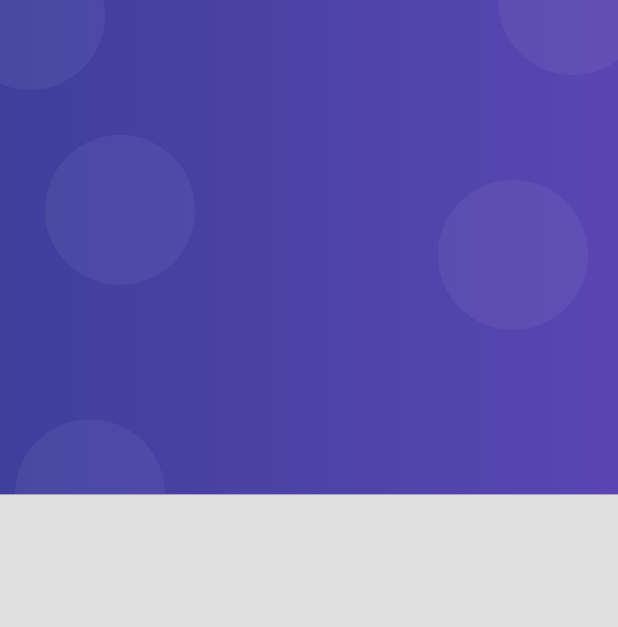
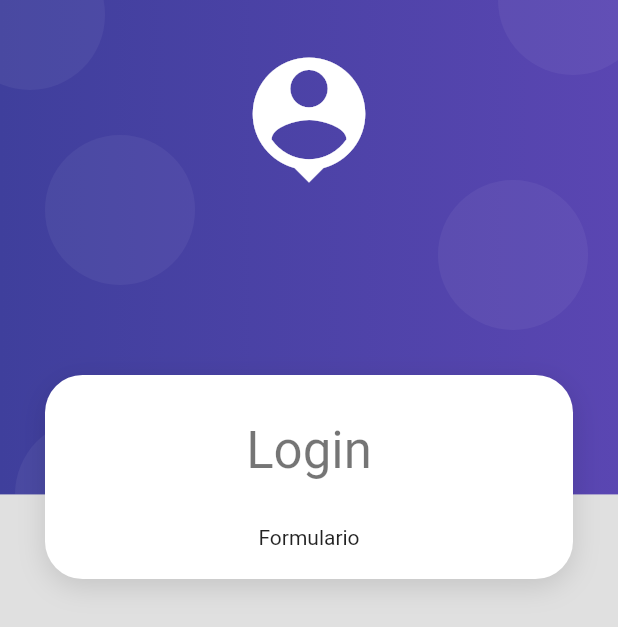
Before and after one commit to isamed92/form-validation-flutter, a Flutter app: the screen it shows after launch, on a phone screen of 412 x 824 dp. Shown: the top 627 px of the screen. Run offline on Flutter 3.47's test engine with Material 2 defaults, Android fonts, the phone set to English and light mode, and no system bars.

Commit message:
add login card container widget

```diff
--- a/lib/screens/login_screen.dart
+++ b/lib/screens/login_screen.dart
@@ -6,6 +6,29 @@ class LoginScreen extends StatelessWidget {
 
   @override
   Widget build(BuildContext context) {
-    return const Scaffold(body: AuthBackground());
+    return Scaffold(
+        body: AuthBackground(
+            child: SingleChildScrollView(
+      child: Column(children: [
+        const SizedBox(
+          height: 250,
+        ),
+        CardContainer(
+          child: Column(children: [
+            const SizedBox(
+              height: 10,
+            ),
+            Text(
+              'Login',
+              style: Theme.of(context).textTheme.headline4,
+            ),
+            SizedBox(
+              height: 30,
+            ),
+            Text('Formulario')
+          ]),
+        )
+      ]),
+    )));
   }
 }
--- a/lib/widgets/auth_background.dart
+++ b/lib/widgets/auth_background.dart
@@ -1,18 +1,34 @@
 import 'package:flutter/material.dart';
 
 class AuthBackground extends StatelessWidget {
-  const AuthBackground({Key? key}) : super(key: key);
+  final Widget child;
+
+  const AuthBackground({Key? key, required this.child}) : super(key: key);
 
   @override
   Widget build(BuildContext context) {
     return Container(
-      // color: Colors.red,
       width: double.infinity,
       height: double.infinity,
       child: Stack(
-        children: const [
-          _PurpleBox(),
-        ],
+        children: [const _PurpleBox(), _HeaderIcon(), child],
+      ),
+    );
+  }
+}
+
+class _HeaderIcon extends StatelessWidget {
+  @override
+  Widget build(BuildContext context) {
+    return SafeArea(
+      child: Container(
+        width: double.infinity,
+        margin: const EdgeInsets.only(top: 30),
+        child: const Icon(
+          Icons.person_pin,
+          color: Colors.white,
+          size: 100,
+        ),
       ),
     );
   }
--- /dev/null
+++ b/lib/widgets/card_container.dart
@@ -0,0 +1,27 @@
+import 'package:flutter/material.dart';
+
+class CardContainer extends StatelessWidget {
+  final Widget child;
+  const CardContainer({Key? key, required this.child}) : super(key: key);
+
+  @override
+  Widget build(BuildContext context) {
+    return Padding(
+      padding: const EdgeInsets.symmetric(horizontal: 30),
+      child: Container(
+        width: double.infinity,
+        padding: EdgeInsets.all(20),
+        decoration: _createCardShape(),
+        child: child,
+      ),
+    );
+  }
+
+  BoxDecoration _createCardShape() => BoxDecoration(
+          color: Colors.white,
+          borderRadius: BorderRadius.circular(25),
+          boxShadow: const [
+            BoxShadow(
+                color: Colors.black12, blurRadius: 15, offset: Offset(0, 5))
+          ]);
+}
--- a/lib/widgets/widgets.dart
+++ b/lib/widgets/widgets.dart
@@ -1 +1,3 @@
+export 'package:productos_app/widgets/card_container.dart';
+
 export 'package:productos_app/widgets/auth_background.dart';
```
